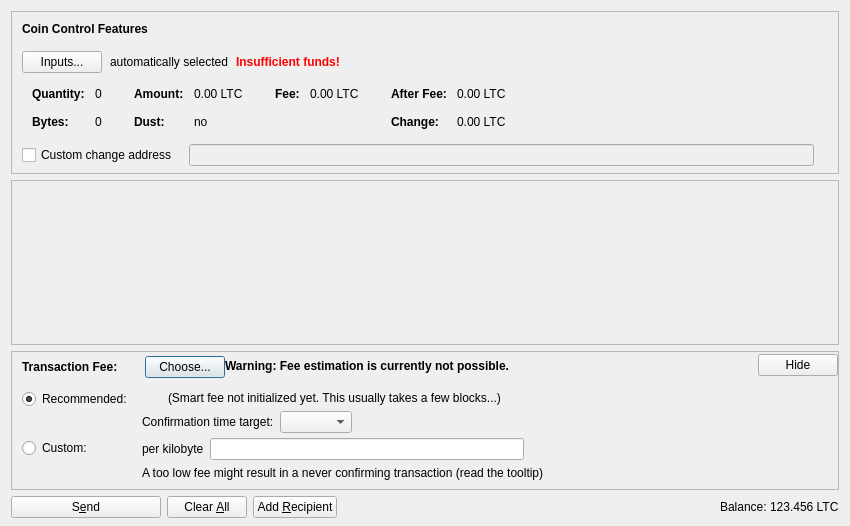
Old version of the form src/qt/forms/sendcoinsdialog.ui in the repository maximcoin-project/maximcoin.
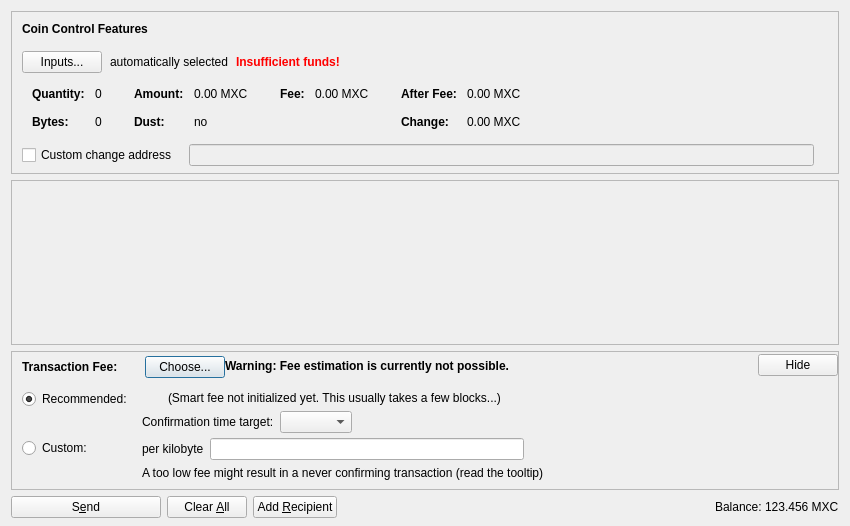
New version of the form. Icons and pictures are not drawn. Custom widgets are drawn as their Qt base class.

Patch:
```diff
--- a/src/qt/forms/sendcoinsdialog.ui
+++ b/src/qt/forms/sendcoinsdialog.ui
@@ -324,7 +324,7 @@
                   <enum>Qt::ActionsContextMenu</enum>
                  </property>
                  <property name="text">
-                  <string notr="true">0.00 LTC</string>
+                  <string notr="true">0.00 MXC</string>
                  </property>
                  <property name="textInteractionFlags">
                   <set>Qt::LinksAccessibleByMouse|Qt::TextSelectableByKeyboard|Qt::TextSelectableByMouse</set>
@@ -404,7 +404,7 @@
                   <enum>Qt::ActionsContextMenu</enum>
                  </property>
                  <property name="text">
-                  <string notr="true">0.00 LTC</string>
+                  <string notr="true">0.00 MXC</string>
                  </property>
                  <property name="textInteractionFlags">
                   <set>Qt::LinksAccessibleByMouse|Qt::TextSelectableByKeyboard|Qt::TextSelectableByMouse</set>
@@ -455,7 +455,7 @@
                   <enum>Qt::ActionsContextMenu</enum>
                  </property>
                  <property name="text">
-                  <string notr="true">0.00 LTC</string>
+                  <string notr="true">0.00 MXC</string>
                  </property>
                  <property name="textInteractionFlags">
                   <set>Qt::LinksAccessibleByMouse|Qt::TextSelectableByKeyboard|Qt::TextSelectableByMouse</set>
@@ -484,7 +484,7 @@
                   <enum>Qt::ActionsContextMenu</enum>
                  </property>
                  <property name="text">
-                  <string notr="true">0.00 LTC</string>
+                  <string notr="true">0.00 MXC</string>
                  </property>
                  <property name="textInteractionFlags">
                   <set>Qt::LinksAccessibleByMouse|Qt::TextSelectableByKeyboard|Qt::TextSelectableByMouse</set>
@@ -1204,7 +1204,7 @@
           <cursorShape>IBeamCursor</cursorShape>
          </property>
          <property name="text">
-          <string notr="true">123.456 LTC</string>
+          <string notr="true">123.456 MXC</string>
          </property>
          <property name="textInteractionFlags">
           <set>Qt::LinksAccessibleByMouse|Qt::TextSelectableByKeyboard|Qt::TextSelectableByMouse</set>
```
Left out of the diff: 2 changed lines with no effect on the pictures.
